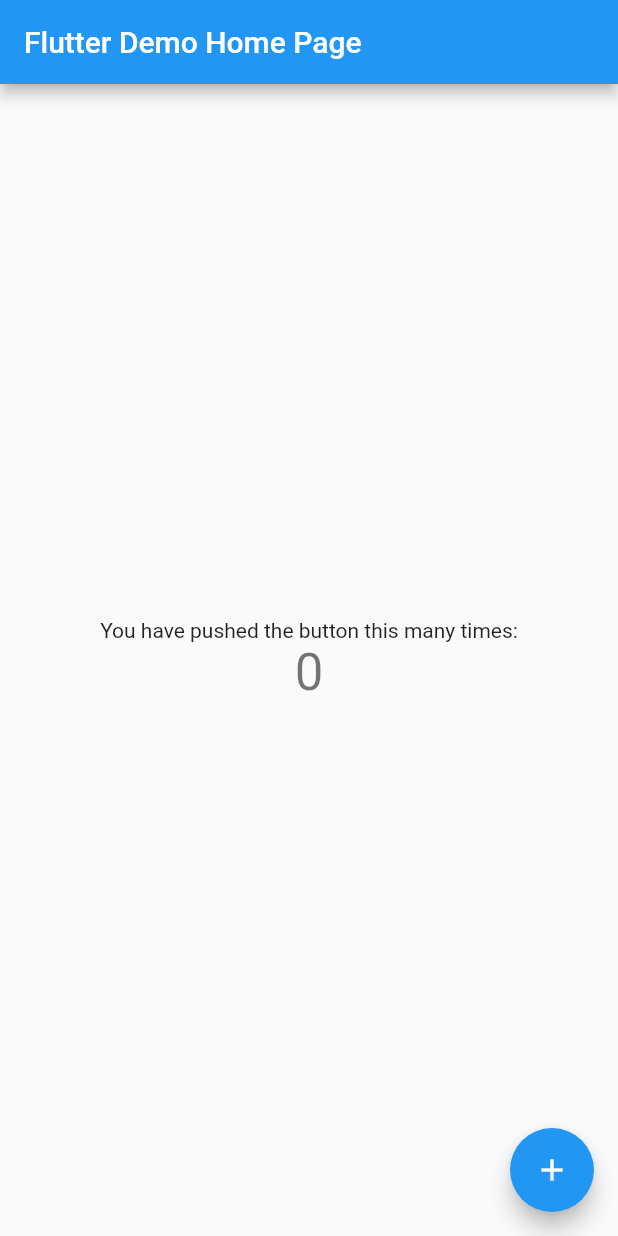
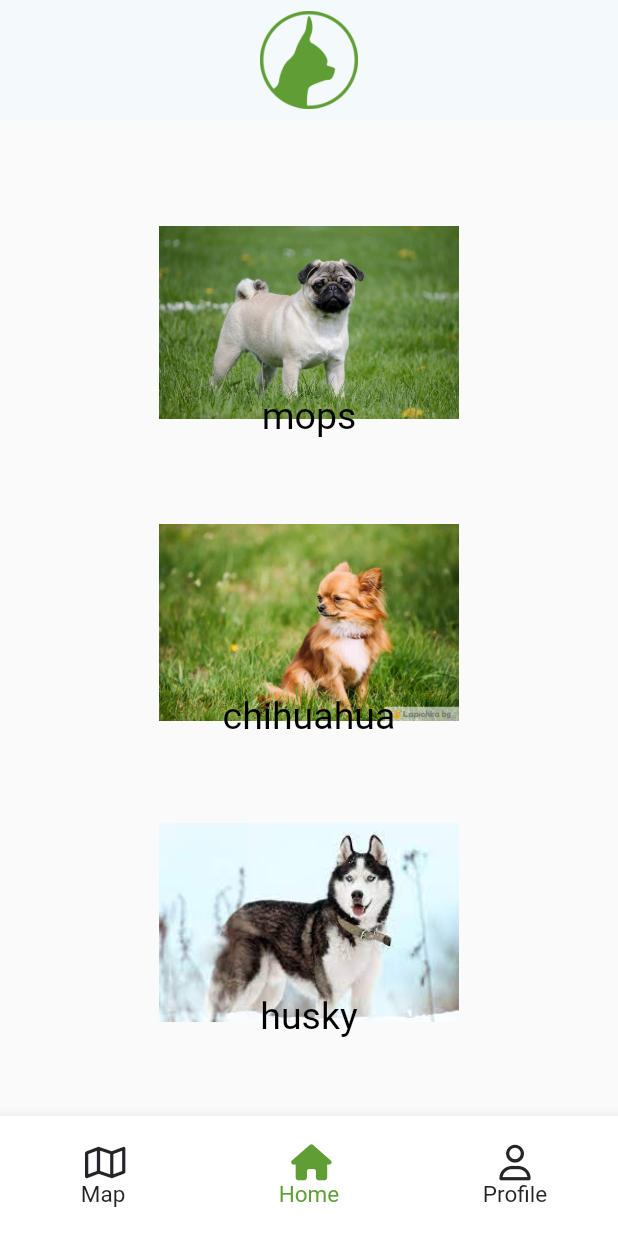
Before and after one commit to ggkotakov20/Find-perfect-pet, a Flutter app: the screen it shows after launch, on a phone screen of 412 x 824 dp. Run offline on Flutter 3.47's test engine with Material 2 defaults, Android fonts, the phone set to English and light mode, and no system bars; our stand-ins replace font_awesome_flutter, google_fonts.

Commit message:
Add animals on home page

```diff
--- /dev/null
+++ b/app/lib/colors.dart
@@ -0,0 +1,6 @@
+import 'package:flutter/material.dart';
+
+Color firstColor = Color.fromRGBO(95, 158, 52, 1);
+Color darkColor = Color.fromRGBO(36, 37, 40, 1);
+
+Color background = Color.fromRGBO(244, 249, 252, 1);
--- /dev/null
+++ b/app/lib/data/animal_languages.dart
@@ -0,0 +1,29 @@
+import 'package:app/pages/home/animal.dart';
+
+///
+/// This file provides the original category data
+///
+
+/// Original labels in german and bulgarian, english added as last value
+const labels = [
+  ["1", "100.50", "mops", "мопс"],
+  ["2", "20", "chihuahua", "цихуахуа"],
+  ["3", "500", "husky", "хъски"]
+];
+
+///
+/// Labels transformed into BuboCategories
+///
+/// This list can be used in the application for rendering the categories
+///
+List<Animal> categories = labels.map((categoryLabels) {
+  return Animal(
+      int.parse(categoryLabels[0]),
+      double.parse(categoryLabels[1]),
+      'images/pets/${categoryLabels[2].toLowerCase().replaceAll(' ', '_')}.jpg',
+      {
+        'us': categoryLabels[2],
+        'bg': categoryLabels[3],
+      },
+      );
+}).toList();
--- a/app/lib/main.dart
+++ b/app/lib/main.dart
@@ -1,115 +1,89 @@
 import 'package:flutter/material.dart';
+import 'package:font_awesome_flutter/font_awesome_flutter.dart';
+import 'package:google_fonts/google_fonts.dart';
+import 'package:app/colors.dart';
+
+import 'package:app/pages/home/home.dart';
+import 'package:app/pages/map/map.dart';
 
 void main() {
-  runApp(const MyApp());
+  runApp(MyApp());
 }
 
-class MyApp extends StatelessWidget {
-  const MyApp({super.key});
+int currentIndex = 1;
 
-  // This widget is the root of your application.
+class MyApp extends StatefulWidget {
+  MyApp({super.key});
+
+  @override
+  State<MyApp> createState() => _MyAppState();
+}
+
+class _MyAppState extends State<MyApp> {
+  final screen = [
+    MapPage(),
+    HomePage(),
+    HomePage(),
+  ];
   @override
   Widget build(BuildContext context) {
+    print('$currentIndex');
     return MaterialApp(
-      title: 'Flutter Demo',
-      theme: ThemeData(
-        // This is the theme of your application.
-        //
-        // Try running your application with "flutter run". You'll see the
-        // application has a blue toolbar. Then, without quitting the app, try
-        // changing the primarySwatch below to Colors.green and then invoke
-        // "hot reload" (press "r" in the console where you ran "flutter run",
-        // or simply save your changes to "hot reload" in a Flutter IDE).
-        // Notice that the counter didn't reset back to zero; the application
-        // is not restarted.
-        primarySwatch: Colors.blue,
+      debugShowCheckedModeBanner: false,
+      home: Scaffold(
+        appBar: AppBar(
+          //  To remove shadowes
+          elevation: 0.0,
+          toolbarHeight: 80,
+          title: const Center(
+            child: Image(
+              image: AssetImage('images/logo.png'),
+              height: 65,
+            ),
+            // child: Text(
+            //   currentIndex == 0 ? 'SETTINGS' : currentIndex == 1 ? 'CATEGORY' : 'PROFILE',
+            //   style: TextStyle(color: 27),
+            // ),
+          ),
+          backgroundColor: background,
+        ),
+        body: screen[currentIndex],
+        bottomNavigationBar: SizedBox(
+          height: 80,
+          width: 10,
+          child: Container(
+            child: BottomNavigationBar(
+              type: BottomNavigationBarType.fixed,
+              backgroundColor: Colors.white,
+              selectedItemColor: firstColor,
+              unselectedItemColor: darkColor,
+              selectedFontSize: 15,
+              unselectedFontSize: 15,
+              items: const [
+
+                BottomNavigationBarItem(
+                  label: 'Map',
+                  icon: Icon(FontAwesomeIcons.map),
+                ),
+                BottomNavigationBarItem(
+                  label: 'Home',
+                  icon: Icon(FontAwesomeIcons.house),
+                ),
+                BottomNavigationBarItem(
+                  label: 'Profile',
+                  icon: Icon(FontAwesomeIcons.user),
+                ),
+              ],
+              currentIndex: currentIndex,
+              onTap: (int index) {
+                setState(() {
+                  currentIndex = index;
+                });
+              },
+            ),
+          ),
+        ),
       ),
-      home: const MyHomePage(title: 'Flutter Demo Home Page'),
     );
   }
 }
-
-class MyHomePage extends StatefulWidget {
-  const MyHomePage({super.key, required this.title});
-
-  // This widget is the home page of your application. It is stateful, meaning
-  // that it has a State object (defined below) that contains fields that affect
-  // how it looks.
-
-  // This class is the configuration for the state. It holds the values (in this
-  // case the title) provided by the parent (in this case the App widget) and
-  // used by the build method of the State. Fields in a Widget subclass are
-  // always marked "final".
-
-  final String title;
-
-  @override
-  State<MyHomePage> createState() => _MyHomePageState();
-}
-
-class _MyHomePageState extends State<MyHomePage> {
-  int _counter = 0;
-
-  void _incrementCounter() {
-    setState(() {
-      // This call to setState tells the Flutter framework that something has
-      // changed in this State, which causes it to rerun the build method below
-      // so that the display can reflect the updated values. If we changed
-      // _counter without calling setState(), then the build method would not be
-      // called again, and so nothing would appear to happen.
-      _counter++;
-    });
-  }
-
-  @override
-  Widget build(BuildContext context) {
-    // This method is rerun every time setState is called, for instance as done
-    // by the _incrementCounter method above.
-    //
-    // The Flutter framework has been optimized to make rerunning build methods
-    // fast, so that you can just rebuild anything that needs updating rather
-    // than having to individually change instances of widgets.
-    return Scaffold(
-      appBar: AppBar(
-        // Here we take the value from the MyHomePage object that was created by
-        // the App.build method, and use it to set our appbar title.
-        title: Text(widget.title),
-      ),
-      body: Center(
-        // Center is a layout widget. It takes a single child and positions it
-        // in the middle of the parent.
-        child: Column(
-          // Column is also a layout widget. It takes a list of children and
-          // arranges them vertically. By default, it sizes itself to fit its
-          // children horizontally, and tries to be as tall as its parent.
-          //
-          // Invoke "debug painting" (press "p" in the console, choose the
-          // "Toggle Debug Paint" action from the Flutter Inspector in Android
-          // Studio, or the "Toggle Debug Paint" command in Visual Studio Code)
-          // to see the wireframe for each widget.
-          //
-          // Column has various properties to control how it sizes itself and
-          // how it positions its children. Here we use mainAxisAlignment to
-          // center the children vertically; the main axis here is the vertical
-          // axis because Columns are vertical (the cross axis would be
-          // horizontal).
-          mainAxisAlignment: MainAxisAlignment.center,
-          children: <Widget>[
-            const Text(
-              'You have pushed the button this many times:',
-            ),
-            Text(
-              '$_counter',
-              style: Theme.of(context).textTheme.headlineMedium,
-            ),
-          ],
-        ),
-      ),
-      floatingActionButton: FloatingActionButton(
-        onPressed: _incrementCounter,
-        tooltip: 'Increment',
-        child: const Icon(Icons.add),
-      ), // This trailing comma makes auto-formatting nicer for build methods.
-    );
-  }
-}
--- /dev/null
+++ b/app/lib/pages/home/animal.dart
@@ -0,0 +1,8 @@
+class Animal {
+  int id;
+  double price;
+  String image;
+  Map<String, String> title;
+
+  Animal(this.id, this.price,this.image, this.title);
+}
--- /dev/null
+++ b/app/lib/pages/home/home.dart
@@ -0,0 +1,87 @@
+import 'package:flutter/material.dart';
+import 'package:font_awesome_flutter/font_awesome_flutter.dart';
+import 'package:app/colors.dart';
+import 'package:google_fonts/google_fonts.dart';
+
+import 'package:app/pages/home/animal.dart';
+import 'package:app/data/animal_languages.dart';
+
+class HomePage extends StatefulWidget {
+  const HomePage({super.key});
+
+  @override
+  State<HomePage> createState() => _HomePageState();
+}
+
+class _HomePageState extends State<HomePage> {
+  String _language = 'us';
+
+  @override
+  Widget build(BuildContext context) {
+    return Stack(
+      children: [
+          Positioned(
+            top: 35,
+            bottom: 35,
+            left: 30,
+            right: 30,
+            child: CategoryViewer(_language),
+          ),],
+    );
+  }
+}
+
+class CategoryViewer extends StatelessWidget {
+  final String language;
+  CategoryViewer(this.language, {super.key});
+
+  @override
+  Widget build(BuildContext context) {
+    var width = MediaQuery.of(context).size.width;
+    var height = MediaQuery.of(context).size.height;
+
+    var widthPerCategory = 400;
+
+    print('$width X $height');
+
+      return ListView(
+        children: categories.map((categories){
+          return CategoryListItem(language, categories);
+        }).toList(),
+      );
+
+  }
+}
+
+class CategoryListItem extends StatelessWidget {
+  final String language;
+  final Animal animal;
+
+  const CategoryListItem(this.language, this.animal, {super.key});
+
+  @override
+  Widget build(BuildContext context) {
+    return Column(
+      children: [
+         Container(
+           width: 200,
+           height: 200,
+           decoration: BoxDecoration(
+             image: DecorationImage(image: AssetImage(animal.image)),
+             ),
+           child: Padding(
+             padding: const EdgeInsets.fromLTRB(0, 125, 0, 0),
+             child: Center(
+               child: Text(
+                 animal.title[language] != null
+                 ? animal.title[language]!
+                 : 'Not available',
+               style: TextStyle(color: Colors.black, fontSize: 25, fontWeight: FontWeight.w400),
+               ),
+             ),
+           ),
+         )
+      ],
+    );
+  }
+}
--- /dev/null
+++ b/app/lib/pages/map/map.dart
@@ -0,0 +1,18 @@
+import 'package:flutter/material.dart';
+import 'package:font_awesome_flutter/font_awesome_flutter.dart';
+import 'package:app/colors.dart';
+import 'package:google_fonts/google_fonts.dart';
+
+class MapPage extends StatefulWidget {
+  const MapPage({super.key});
+
+  @override
+  State<MapPage> createState() => _MapPageState();
+}
+
+class _MapPageState extends State<MapPage> {
+  @override
+  Widget build(BuildContext context) {
+    return const Placeholder();
+  }
+}
```
Also changed, not shown: app/pubspec.yaml (+5 -3 lines), app/images/logo.png, app/images/pets/chihuahua.jpg (added), app/images/pets/husky.jpg (added), app/images/pets/mops.jpg (added), app/pubspec.lock, 2 other files.
